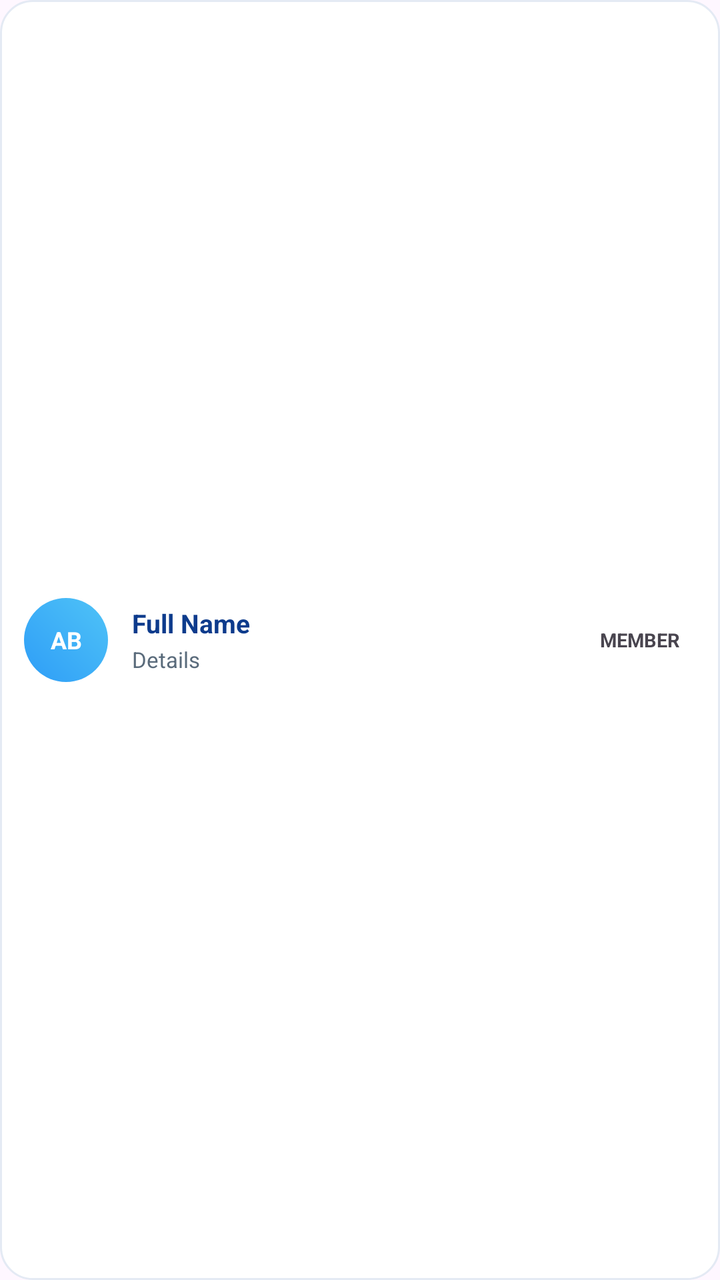
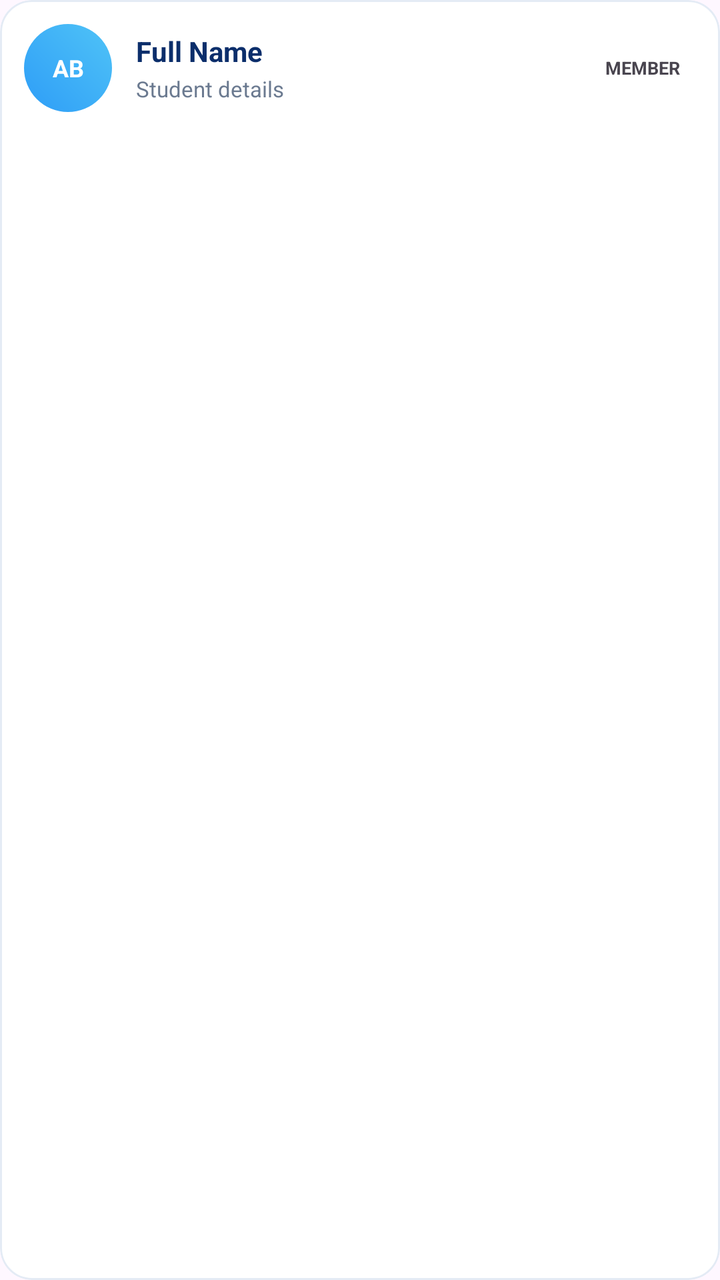

An Android layout rendered at two revisions. The XML below is the earlier revision; the diff shows what the commit changed to produce the second picture.
<!-- AndroidManifest.xml: application theme Theme.KAYARA -->
<!-- res/layout/item_member.xml -->
<?xml version="1.0" encoding="utf-8"?>
<LinearLayout
    xmlns:android="http://schemas.android.com/apk/res/android"
    xmlns:app="http://schemas.android.com/apk/res-auto"
    android:layout_width="match_parent"
    android:layout_height="wrap_content"
    android:orientation="horizontal"
    android:gravity="center_vertical"
    android:background="@drawable/bg_card"
    android:padding="12dp"
    android:layout_marginBottom="10dp">

    <TextView
        android:id="@+id/tvMemberAvatar"
        android:layout_width="42dp"
        android:layout_height="42dp"
        android:background="@drawable/bg_avatar_circle_round"
        android:gravity="center"
        android:text="AB"
        android:textColor="@color/white"
        android:textSize="12sp"
        android:textStyle="bold" />

    <LinearLayout
        android:layout_width="0dp"
        android:layout_height="wrap_content"
        android:layout_weight="1"
        android:layout_marginStart="12dp"
        android:orientation="vertical">

        <TextView
            android:id="@+id/tvMemberName"
            android:layout_width="match_parent"
            android:layout_height="wrap_content"
            android:text="Full Name"
            android:textColor="@color/dark_blue"
            android:textSize="13sp"
            android:textStyle="bold"
            android:maxLines="1"
            android:ellipsize="end" />

        <TextView
            android:id="@+id/tvMemberDetails"
            android:layout_width="match_parent"
            android:layout_height="wrap_content"
            android:layout_marginTop="2dp"
            android:text="Details"
            android:textColor="@color/text_gray"
            android:textSize="11sp" />

        <TextView
            android:id="@+id/tvApplicationNote"
            android:layout_width="match_parent"
            android:layout_height="wrap_content"
            android:layout_marginTop="4dp"
            android:text="💬 Application note"
            android:textColor="@color/blue_deep"
            android:textSize="10.5sp"
            android:fontFamily="sans-serif-medium"
            android:maxLines="2"
            android:ellipsize="end"
            android:visibility="gone" />
    </LinearLayout>

    <TextView
        android:id="@+id/tvMemberRoleTag"
        android:layout_width="wrap_content"
        android:layout_height="wrap_content"
        android:paddingHorizontal="8dp"
        android:paddingVertical="3dp"
        android:text="MEMBER"
        android:textSize="9.5sp"
        android:textStyle="bold" />

    <ImageView
        android:id="@+id/btnRejectMember"
        android:layout_width="28dp"
        android:layout_height="28dp"
        android:layout_marginStart="6dp"
        android:padding="7dp"
        android:background="@drawable/bg_reject_btn"
        android:src="@drawable/ic_reject_x"
        app:tint="@color/coral_text"
        android:visibility="gone"
        android:contentDescription="@string/reject_member"
        android:clickable="true"
        android:focusable="true" />

    <ImageView
        android:id="@+id/btnApproveMember"
        android:layout_width="28dp"
        android:layout_height="28dp"
        android:layout_marginStart="6dp"
        android:padding="7dp"
        android:background="@drawable/bg_approve_btn"
        android:src="@drawable/ic_check"
        app:tint="@color/white"
        android:visibility="gone"
        android:contentDescription="@string/approve_member"
        android:clickable="true"
        android:focusable="true" />

</LinearLayout>
<!-- resources referenced by this layout -->
<resources>
  <color name="blue_deep">#1E7FDB</color>
  <color name="coral_text">#C63A37</color>
  <color name="dark_blue">#0D3B8C</color>
  <color name="text_gray">#5A6B7B</color>
  <color name="white">#FFFFFF</color>
  <!-- drawable bg_approve_btn (drawable) -->
  <?xml version="1.0" encoding="utf-8"?>
  <shape xmlns:android="http://schemas.android.com/apk/res/android"
      android:shape="rectangle">
      <corners android:radius="9dp" />
      <solid android:color="@color/teal_start" />
  </shape>
  <!-- drawable bg_avatar_circle_round (drawable) -->
  <?xml version="1.0" encoding="utf-8"?>
  <shape xmlns:android="http://schemas.android.com/apk/res/android"
      android:shape="oval">
      <gradient
          android:startColor="@color/admin_start"
          android:endColor="@color/admin_end"
          android:angle="45" />
  </shape>
  <!-- drawable bg_card (drawable) -->
  <?xml version="1.0" encoding="utf-8"?>
  <shape xmlns:android="http://schemas.android.com/apk/res/android"
      android:shape="rectangle">
      <corners android:radius="16dp" />
      <solid android:color="@color/white" />
      <stroke android:width="1dp" android:color="@color/card_border" />
  </shape>
  <!-- drawable bg_reject_btn (drawable) -->
  <?xml version="1.0" encoding="utf-8"?>
  <shape xmlns:android="http://schemas.android.com/apk/res/android"
      android:shape="rectangle">
      <corners android:radius="9dp" />
      <solid android:color="@color/coral_bg" />
  </shape>
  <!-- drawable ic_check (drawable) -->
  <vector xmlns:android="http://schemas.android.com/apk/res/android"
      android:width="24dp" android:height="24dp"
      android:viewportWidth="24" android:viewportHeight="24">
      <path android:fillColor="#FF000000"
          android:pathData="M9,16.17L4.83,12l-1.42,1.41L9,19 21,7l-1.41,-1.41z"/>
  </vector>
  <!-- drawable ic_reject_x (drawable) -->
  <vector xmlns:android="http://schemas.android.com/apk/res/android"
      android:width="24dp" android:height="24dp"
      android:viewportWidth="24" android:viewportHeight="24">
      <path android:fillColor="#FFFFFF"
          android:pathData="M19,6.41L17.59,5 12,10.59 6.41,5 5,6.41 10.59,12 5,17.59 6.41,19 12,13.41 17.59,19 19,17.59 13.41,12z"/>
  </vector>
  <string name="approve_member">Approve member</string>
  <string name="reject_member">Reject member</string>
  <style name="Theme.KAYARA" parent="Base.Theme.KAYARA" />
  <color name="teal_start">#2ED9C3</color>
  <color name="admin_start">#2E9DF7</color>
  <color name="admin_end">#4FC3F7</color>
  <color name="card_border">#E4EAF4</color>
  <color name="coral_bg">#FDEAEA</color>
  <style name="Base.Theme.KAYARA" parent="Theme.Material3.DayNight.NoActionBar">
          
          
      </style>
</resources>

<!-- the commit's change to res/layout/item_member.xml (unified diff, before → after) -->
@@ -1,103 +1,183 @@
 <?xml version="1.0" encoding="utf-8"?>
-<LinearLayout
+<com.google.android.material.card.MaterialCardView
     xmlns:android="http://schemas.android.com/apk/res/android"
     xmlns:app="http://schemas.android.com/apk/res-auto"
     android:layout_width="match_parent"
     android:layout_height="wrap_content"
-    android:orientation="horizontal"
-    android:gravity="center_vertical"
-    android:background="@drawable/bg_card"
-    android:padding="12dp"
-    android:layout_marginBottom="10dp">
-
-    <TextView
-        android:id="@+id/tvMemberAvatar"
-        android:layout_width="42dp"
-        android:layout_height="42dp"
-        android:background="@drawable/bg_avatar_circle_round"
-        android:gravity="center"
-        android:text="AB"
-        android:textColor="@color/white"
-        android:textSize="12sp"
-        android:textStyle="bold" />
+    android:layout_marginBottom="10dp"
+    app:cardCornerRadius="16dp"
+    app:cardElevation="0dp"
+    app:cardBackgroundColor="#FFFFFF"
+    app:strokeColor="#E4EBF5"
+    app:strokeWidth="1dp">
 
     <LinearLayout
-        android:layout_width="0dp"
+        android:layout_width="match_parent"
         android:layout_height="wrap_content"
-        android:layout_weight="1"
-        android:layout_marginStart="12dp"
-        android:orientation="vertical">
+        android:orientation="horizontal"
+        android:gravity="center_vertical"
+        android:padding="12dp"
+        android:foreground="?attr/selectableItemBackground">
+
+        
+
+        <FrameLayout
+            android:layout_width="44dp"
+            android:layout_height="44dp">
+
+            <TextView
+                android:id="@+id/tvMemberAvatar"
+                android:layout_width="match_parent"
+                android:layout_height="match_parent"
+                android:background="@drawable/bg_avatar_circle_round"
+                android:gravity="center"
+                android:text="AB"
+                android:textColor="@color/white"
+                android:textSize="12sp"
+                android:textStyle="bold" />
+
+            <ImageView
+                android:id="@+id/imgMemberAvatar"
+                android:layout_width="match_parent"
+                android:layout_height="match_parent"
+                android:scaleType="centerCrop"
+                android:visibility="gone"
+                android:contentDescription="Member profile picture" />
+
+        </FrameLayout>
+
+
+        
+
+        <LinearLayout
+            android:layout_width="0dp"
+            android:layout_height="wrap_content"
+            android:layout_weight="1"
+            android:layout_marginStart="12dp"
+            android:orientation="vertical">
+
+            <TextView
+                android:id="@+id/tvMemberName"
+                android:layout_width="match_parent"
+                android:layout_height="wrap_content"
+                android:text="Full Name"
+                android:textColor="#0B2E6B"
+                android:textSize="14sp"
+                android:textStyle="bold"
+                android:maxLines="1"
+                android:ellipsize="end" />
+
+            <TextView
+                android:id="@+id/tvMemberDetails"
+                android:layout_width="match_parent"
+                android:layout_height="wrap_content"
+                android:layout_marginTop="2dp"
+                android:text="Student details"
+                android:textColor="#6B7A90"
+                android:textSize="11sp"
+                android:maxLines="2"
+                android:ellipsize="end" />
+
+            <TextView
+                android:id="@+id/tvApplicationNote"
+                android:layout_width="match_parent"
+                android:layout_height="wrap_content"
+                android:layout_marginTop="5dp"
+                android:text="💬 Application note"
+                android:textColor="#2563EB"
+                android:textSize="10.5sp"
+                android:maxLines="2"
+                android:ellipsize="end"
+                android:visibility="gone" />
+
+            <TextView
+                android:id="@+id/tvMemberDocs"
+                android:layout_width="wrap_content"
+                android:layout_height="wrap_content"
+                android:layout_marginTop="7dp"
+                android:background="@drawable/bg_add_photo_button"
+                android:paddingStart="10dp"
+                android:paddingEnd="10dp"
+                android:paddingTop="5dp"
+                android:paddingBottom="5dp"
+                android:text="📎 Documents · View"
+                android:textColor="#2563EB"
+                android:textSize="10.5sp"
+                android:textStyle="bold"
+                android:clickable="true"
+                android:focusable="true"
+                android:visibility="gone" />
+
+        </LinearLayout>
+
+
+        
 
         <TextView
-            android:id="@+id/tvMemberName"
-            android:layout_width="match_parent"
+            android:id="@+id/tvMemberRoleTag"
+            android:layout_width="wrap_content"
             android:layout_height="wrap_content"
-            android:text="Full Name"
-            android:textColor="@color/dark_blue"
-            android:textSize="13sp"
+            android:layout_marginStart="8dp"
+            android:paddingStart="8dp"
+            android:paddingEnd="8dp"
+            android:paddingTop="4dp"
+            android:paddingBottom="4dp"
+            android:text="MEMBER"
+            android:textSize="9sp"
             android:textStyle="bold"
-            android:maxLines="1"
-            android:ellipsize="end" />
+            android:maxLines="1" />
 
-        <TextView
-            android:id="@+id/tvMemberDetails"
-            android:layout_width="match_parent"
-            android:layout_height="wrap_content"
-            android:layout_marginTop="2dp"
-            android:text="Details"
-            android:textColor="@color/text_gray"
-            android:textSize="11sp" />
 
-        <TextView
-            android:id="@+id/tvApplicationNote"
-            android:layout_width="match_parent"
-            android:layout_height="wrap_content"
-            android:layout_marginTop="4dp"
-            android:text="💬 Application note"
-            android:textColor="@color/blue_deep"
-            android:textSize="10.5sp"
-            android:fontFamily="sans-serif-medium"
-            android:maxLines="2"
-            android:ellipsize="end"
-            android:visibility="gone" />
+        
+
+        <ImageView
+            android:id="@+id/btnRejectMember"
+            android:layout_width="30dp"
+            android:layout_height="30dp"
+            android:layout_marginStart="6dp"
+            android:padding="7dp"
+            android:background="@drawable/bg_reject_btn"
+            android:src="@drawable/ic_reject_x"
+            app:tint="@color/coral_text"
+            android:visibility="gone"
+            android:contentDescription="@string/reject_member"
+            android:clickable="true"
+            android:focusable="true" />
+
+
+        
+
+        <ImageView
+            android:id="@+id/btnApproveMember"
+            android:layout_width="30dp"
+            android:layout_height="30dp"
+            android:layout_marginStart="6dp"
+            android:padding="7dp"
+            android:background="@drawable/bg_approve_btn"
+            android:src="@drawable/ic_check"
+            app:tint="@color/white"
+            android:visibility="gone"
+            android:contentDescription="@string/approve_member"
+            android:clickable="true"
+            android:focusable="true" />
+
+
+        
+
+        <ImageView
+            android:id="@+id/btnMemberMenu"
+            android:layout_width="36dp"
+            android:layout_height="36dp"
+            android:layout_marginStart="4dp"
+            android:padding="8dp"
+            android:background="?attr/selectableItemBackgroundBorderless"
+            android:src="@drawable/ic_more_vert"
+            app:tint="#6B7A90"
+            android:visibility="gone"
+            android:contentDescription="Member options"
+            android:clickable="true"
+            android:focusable="true" />
+
     </LinearLayout>
 
-    <TextView
-        android:id="@+id/tvMemberRoleTag"
-        android:layout_width="wrap_content"
-        android:layout_height="wrap_content"
-        android:paddingHorizontal="8dp"
-        android:paddingVertical="3dp"
-        android:text="MEMBER"
-        android:textSize="9.5sp"
-        android:textStyle="bold" />
-
-    <ImageView
-        android:id="@+id/btnRejectMember"
-        android:layout_width="28dp"
-        android:layout_height="28dp"
-        android:layout_marginStart="6dp"
-        android:padding="7dp"
-        android:background="@drawable/bg_reject_btn"
-        android:src="@drawable/ic_reject_x"
-        app:tint="@color/coral_text"
-        android:visibility="gone"
-        android:contentDescription="@string/reject_member"
-        android:clickable="true"
-        android:focusable="true" />
-
-    <ImageView
-        android:id="@+id/btnApproveMember"
-        android:layout_width="28dp"
-        android:layout_height="28dp"
-        android:layout_marginStart="6dp"
-        android:padding="7dp"
-        android:background="@drawable/bg_approve_btn"
-        android:src="@drawable/ic_check"
-        app:tint="@color/white"
-        android:visibility="gone"
-        android:contentDescription="@string/approve_member"
-        android:clickable="true"
-        android:focusable="true" />
-
-</LinearLayout>
+</com.google.android.material.card.MaterialCardView>
<!-- resource entries referenced after the edit -->
@@ -1,10 +1,21 @@
 <!-- resources referenced by this layout -->
 <resources>
-  <color name="blue_deep">#1E7FDB</color>
   <color name="coral_text">#C63A37</color>
-  <color name="dark_blue">#0D3B8C</color>
-  <color name="text_gray">#5A6B7B</color>
   <color name="white">#FFFFFF</color>
+  <!-- drawable bg_add_photo_button (drawable) -->
+  <?xml version="1.0" encoding="utf-8"?>
+  <shape xmlns:android="http://schemas.android.com/apk/res/android"
+      android:shape="rectangle">
+  
+      <solid android:color="#EEF5FF" />
+  
+      <stroke
+          android:width="1dp"
+          android:color="#D4E4FA" />
+  
+      <corners android:radius="12dp" />
+  
+  </shape>
   <!-- drawable bg_approve_btn (drawable) -->
   <?xml version="1.0" encoding="utf-8"?>
   <shape xmlns:android="http://schemas.android.com/apk/res/android"
@@ -21,14 +32,6 @@
           android:endColor="@color/admin_end"
           android:angle="45" />
   </shape>
-  <!-- drawable bg_card (drawable) -->
-  <?xml version="1.0" encoding="utf-8"?>
-  <shape xmlns:android="http://schemas.android.com/apk/res/android"
-      android:shape="rectangle">
-      <corners android:radius="16dp" />
-      <solid android:color="@color/white" />
-      <stroke android:width="1dp" android:color="@color/card_border" />
-  </shape>
   <!-- drawable bg_reject_btn (drawable) -->
   <?xml version="1.0" encoding="utf-8"?>
   <shape xmlns:android="http://schemas.android.com/apk/res/android"
@@ -43,6 +46,13 @@
       <path android:fillColor="#FF000000"
           android:pathData="M9,16.17L4.83,12l-1.42,1.41L9,19 21,7l-1.41,-1.41z"/>
   </vector>
+  <!-- drawable ic_more_vert (drawable) -->
+  <vector xmlns:android="http://schemas.android.com/apk/res/android"
+      android:width="24dp" android:height="24dp"
+      android:viewportWidth="24" android:viewportHeight="24">
+      <path android:fillColor="#9BA9C2"
+          android:pathData="M12,8c1.1,0 2,-0.9 2,-2s-0.9,-2 -2,-2 -2,0.9 -2,2 0.9,2 2,2zM12,10c-1.1,0 -2,0.9 -2,2s0.9,2 2,2 2,-0.9 2,-2 -0.9,-2 -2,-2zM12,16c-1.1,0 -2,0.9 -2,2s0.9,2 2,2 2,-0.9 2,-2 -0.9,-2 -2,-2z"/>
+  </vector>
   <!-- drawable ic_reject_x (drawable) -->
   <vector xmlns:android="http://schemas.android.com/apk/res/android"
       android:width="24dp" android:height="24dp"
@@ -56,7 +66,6 @@
   <color name="teal_start">#2ED9C3</color>
   <color name="admin_start">#2E9DF7</color>
   <color name="admin_end">#4FC3F7</color>
-  <color name="card_border">#E4EAF4</color>
   <color name="coral_bg">#FDEAEA</color>
   <style name="Base.Theme.KAYARA" parent="Theme.Material3.DayNight.NoActionBar">
           
